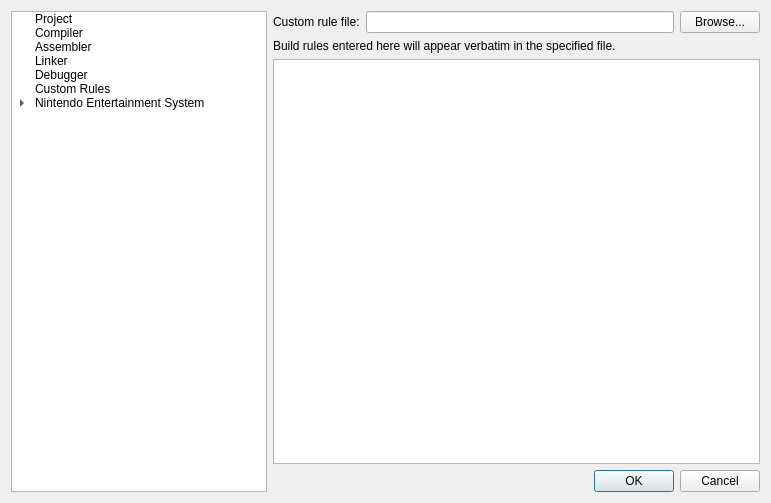
This is apps/ide/designers/projectpropertiesdialog.ui in christopherpow/nesicide as Qt 5 draws it before an edit. The edited form follows.
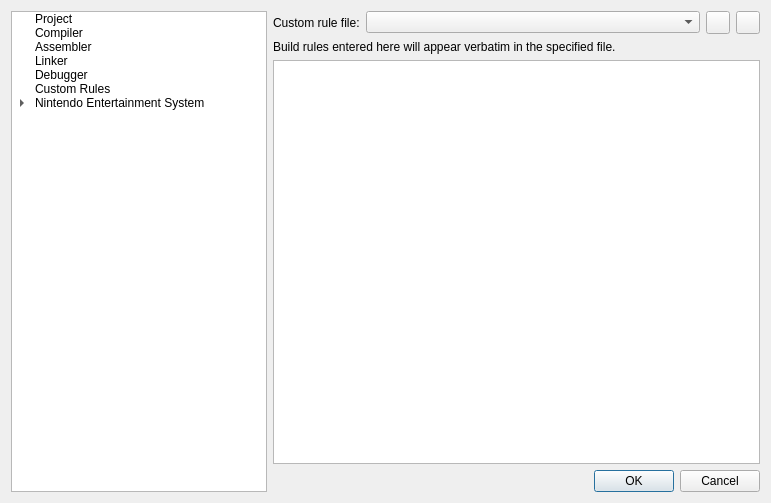
This is the edited form. The open tabs and pages were chosen to show the change. Icons and pictures are not drawn.

Commit message: Adding support for multiple custom makefile rules files so that add-ons can provide custom rules. Adding FamiTone2 tools to path. Adding export capability to Music files.

```diff
--- a/apps/ide/designers/projectpropertiesdialog.ui
+++ b/apps/ide/designers/projectpropertiesdialog.ui
@@ -620,45 +620,78 @@
        <property name="bottomMargin">
         <number>0</number>
        </property>
-       <item row="1" column="0" colspan="2">
+       <item row="3" column="0" colspan="2">
+        <widget class="QTextEdit" name="customRules"/>
+       </item>
+       <item row="2" column="0" colspan="2">
         <widget class="QLabel" name="label_31">
          <property name="text">
           <string>Build rules entered here will appear verbatim in the specified file.</string>
          </property>
         </widget>
        </item>
-       <item row="2" column="0" colspan="2">
-        <widget class="QTextEdit" name="customRules"/>
-       </item>
-       <item row="0" column="1">
-        <layout class="QHBoxLayout" name="horizontalLayout_9">
-         <item>
-          <widget class="QLineEdit" name="customRuleFile">
-           <property name="readOnly">
-            <bool>true</bool>
+       <item row="0" column="0" colspan="2">
+        <layout class="QFormLayout" name="formLayout_6">
+         <property name="horizontalSpacing">
+          <number>6</number>
+         </property>
+         <property name="verticalSpacing">
+          <number>6</number>
+         </property>
+         <item row="0" column="0">
+          <widget class="QLabel" name="label_32">
+           <property name="sizePolicy">
+            <sizepolicy hsizetype="Fixed" vsizetype="Preferred">
+             <horstretch>0</horstretch>
+             <verstretch>0</verstretch>
+            </sizepolicy>
            </property>
-          </widget>
-         </item>
-         <item>
-          <widget class="QPushButton" name="customRuleFileBrowse">
            <property name="text">
-            <string>Browse...</string>
-           </property>
-           <property name="icon">
-            <iconset resource="../../../common/resource.qrc">
-             <normaloff>:/resources/document-open.png</normaloff>:/resources/document-open.png</iconset>
+            <string>Custom rule file:</string>
            </property>
           </widget>
          </item>
+         <item row="0" column="1">
+          <layout class="QHBoxLayout" name="horizontalLayout_9" stretch="1,0,0">
+           <property name="spacing">
+            <number>6</number>
+           </property>
+           <item>
+            <widget class="QComboBox" name="customRuleFiles">
+             <property name="sizePolicy">
+              <sizepolicy hsizetype="Expanding" vsizetype="Fixed">
+               <horstretch>0</horstretch>
+               <verstretch>0</verstretch>
+              </sizepolicy>
+             </property>
+            </widget>
+           </item>
+           <item>
+            <widget class="QToolButton" name="customRuleFileBrowse">
+             <property name="text">
+              <string/>
+             </property>
+             <property name="icon">
+              <iconset resource="../../../common/resource.qrc">
+               <normaloff>:/resources/RR_page_white_add.png</normaloff>:/resources/RR_page_white_add.png</iconset>
+             </property>
+            </widget>
+           </item>
+           <item>
+            <widget class="QToolButton" name="customRuleFileRemove">
+             <property name="text">
+              <string/>
+             </property>
+             <property name="icon">
+              <iconset resource="../../../common/resource.qrc">
+               <normaloff>:/resources/RR_page_white_delete.png</normaloff>:/resources/RR_page_white_delete.png</iconset>
+             </property>
+            </widget>
+           </item>
+          </layout>
+         </item>
         </layout>
        </item>
-       <item row="0" column="0">
-        <widget class="QLabel" name="label_32">
-         <property name="text">
-          <string>Custom rule file:</string>
-         </property>
-        </widget>
-       </item>
       </layout>
      </widget>
      <widget class="QWidget" name="nesgraphicsbuilder">
```
Left out of the diff: 2 changed lines with no effect on the pictures. The commit also changes 26 other files.
